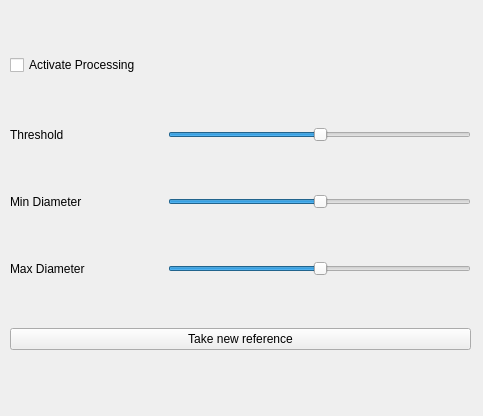
SamDehaeck/GigaViewer, file interferoplugindialog.ui: the form before one commit.
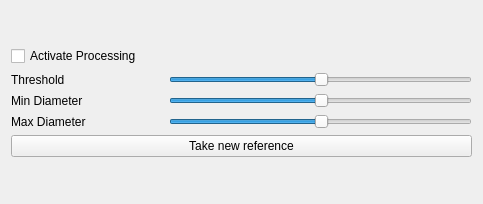
The form after the commit.

```diff
--- a/interferoplugindialog.ui
+++ b/interferoplugindialog.ui
@@ -7,7 +7,7 @@
     <x>0</x>
     <y>0</y>
     <width>483</width>
-    <height>416</height>
+    <height>204</height>
    </rect>
   </property>
   <property name="windowTitle">
@@ -16,15 +16,8 @@
   <property name="windowOpacity">
    <double>0.800000000000000</double>
   </property>
-  <widget class="QWidget" name="gridLayoutWidget">
-   <property name="geometry">
-    <rect>
-     <x>10</x>
-     <y>9</y>
-     <width>461</width>
-     <height>391</height>
-    </rect>
-   </property>
+  <layout class="QGridLayout" name="gridLayout_2">
+   <item row="0" column="0">
    <layout class="QGridLayout" name="gridLayout">
     <item row="0" column="0" colspan="3">
      <widget class="QCheckBox" name="activateBox">
@@ -59,7 +52,7 @@
        <string>Take new reference</string>
       </property>
       <property name="checkable">
-       <bool>true</bool>
+        <bool>false</bool>
       </property>
      </widget>
     </item>
@@ -101,7 +94,8 @@
      </widget>
     </item>
    </layout>
-  </widget>
+   </item>
+  </layout>
  </widget>
  <resources/>
  <connections/>
```
Left out of the diff: 2 changed lines with no effect on the pictures. Lines whose indentation alone changed are shown as unchanged.
